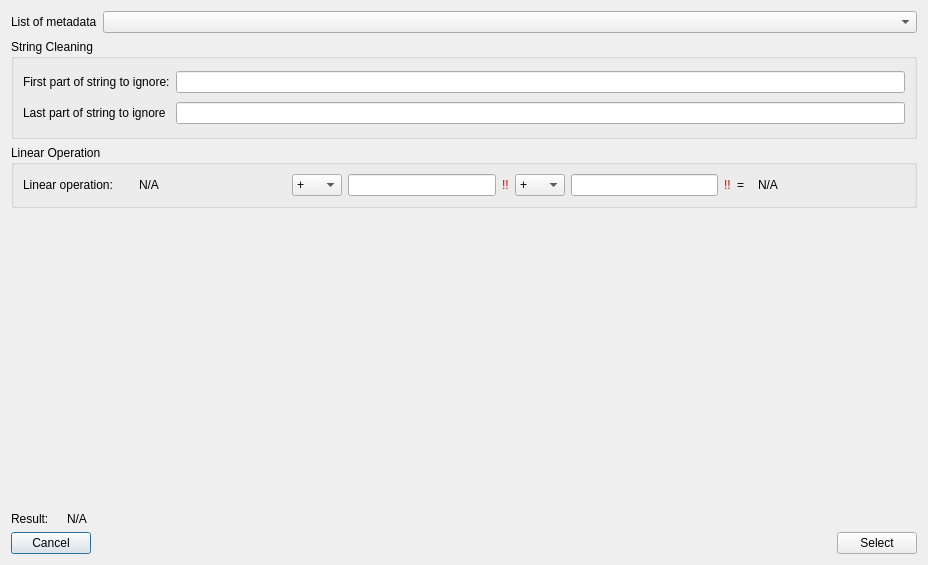
Before: the Qt Designer form notebooks/ui/ui_metadata_overlapping_metadata_selector.ui in neutronimaging/python_notebooks, drawn with Qt 5.
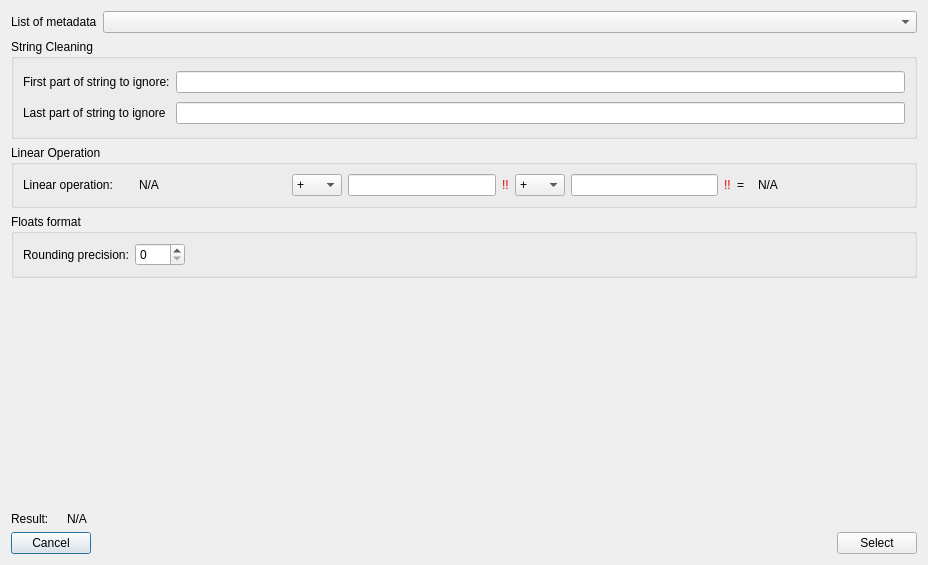
After: the same form once the commit is applied.

Commit message: Adding precision value. this refs #337

Patch:
```diff
--- a/notebooks/ui/ui_metadata_overlapping_metadata_selector.ui
+++ b/notebooks/ui/ui_metadata_overlapping_metadata_selector.ui
@@ -363,6 +363,57 @@
      </layout>
     </widget>
    </item>
+   <item>
+    <widget class="QGroupBox" name="groupBox">
+     <property name="title">
+      <string>Floats format</string>
+     </property>
+     <layout class="QHBoxLayout" name="horizontalLayout_5">
+      <item>
+       <widget class="QLabel" name="label_5">
+        <property name="text">
+         <string>Rounding precision:</string>
+        </property>
+       </widget>
+      </item>
+      <item>
+       <widget class="QSpinBox" name="precision_spinBox">
+        <property name="minimumSize">
+         <size>
+          <width>50</width>
+          <height>0</height>
+         </size>
+        </property>
+        <property name="baseSize">
+         <size>
+          <width>200</width>
+          <height>0</height>
+         </size>
+        </property>
+        <property name="minimum">
+         <number>0</number>
+        </property>
+        <property name="maximum">
+         <number>10</number>
+        </property>
+       </widget>
+      </item>
+      <item>
+       <spacer name="horizontalSpacer_2">
+        <property name="orientation">
+         <enum>Qt::Horizontal</enum>
+        </property>
+        <property name="sizeHint" stdset="0">
+         <size>
+          <width>40</width>
+          <height>20</height>
+         </size>
+        </property>
+       </spacer>
+      </item>
+     </layout>
+    </widget>
+   </item>
    <item>
     <spacer name="verticalSpacer">
      <property name="orientation">
```
Left out of the diff: 44 changed lines with no effect on the pictures. The commit also changes 2 other files.
